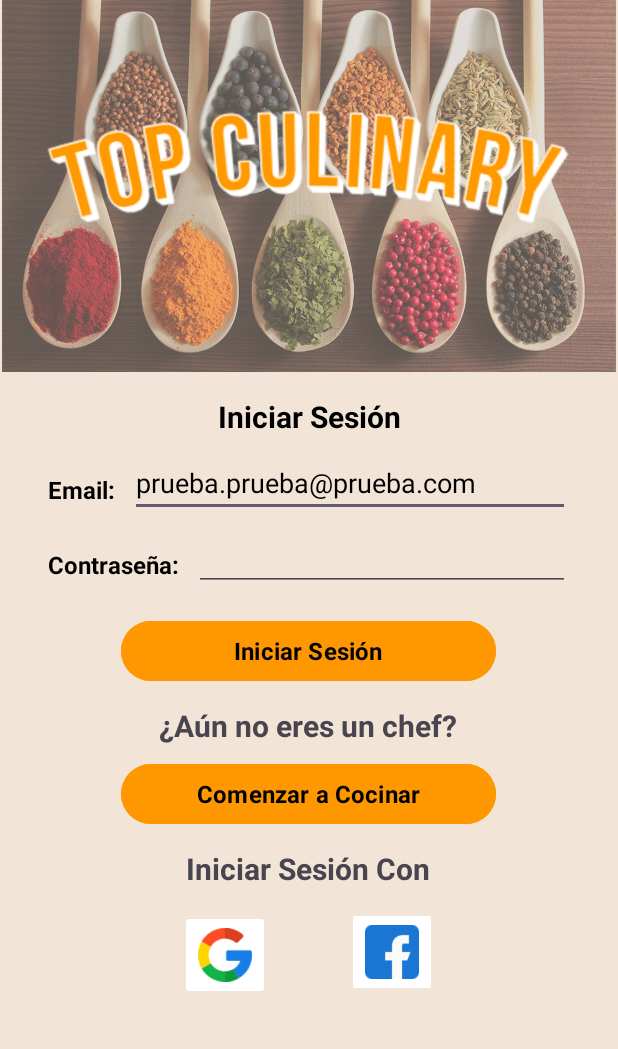
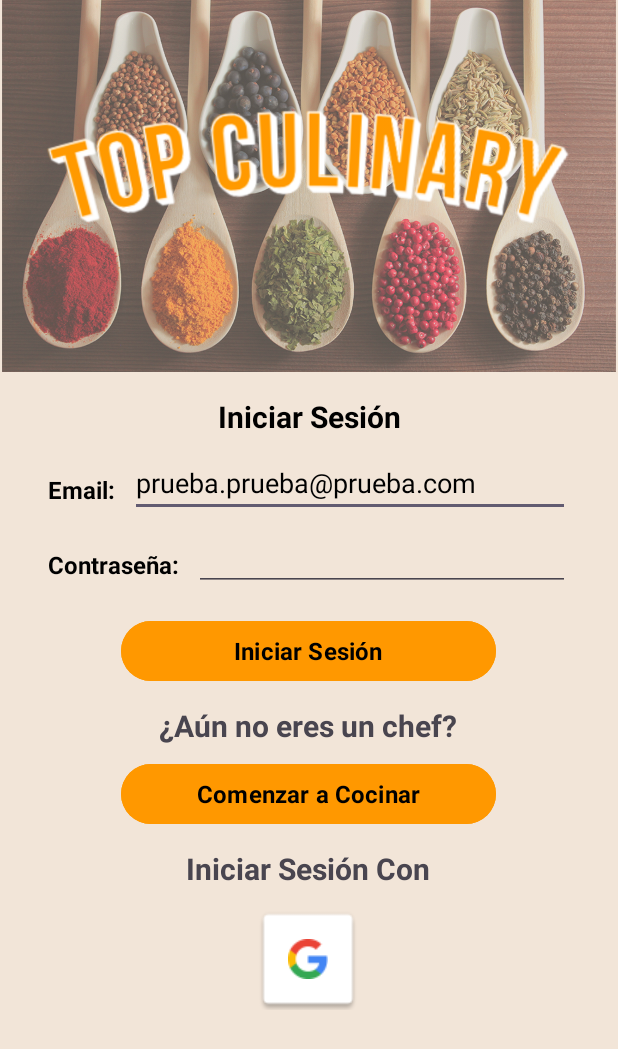
Before and after one commit to Adrian-DEVCoder/Top_Culinary, an Android app: the screen it shows after launch (LoginActivity), on a phone screen of 412 x 824 dp. Shown: the top 1049 px of the screen. Run offline under Robolectric (Android 15) with nearby library versions, the phone set to English and light mode, and no system bars; our stand-ins replace Firebase (no records; nobody signed in at launch, a user with empty details on screens opened directly); Roboto replaces fonts that are not available here.

Commit message:
Eliminacion Boton de Iniciar Sesion Facebook

```diff
--- a/app/src/main/java/com/example/top_culinary/login/LoginActivity.java
+++ b/app/src/main/java/com/example/top_culinary/login/LoginActivity.java
@@ -74,7 +74,6 @@ public class LoginActivity extends AppCompatActivity {
         buttonRegistro = findViewById(R.id.btnRegistro);
         textViewIniciarCon = findViewById(R.id.txvIniciarSesionCon);
         imageButtonGoogle = findViewById(R.id.iBtnGoogle);
-        imageButtonFacebook = findViewById(R.id.iBtnFacebook);
 
         // Listener del boton para iniciar sesion
         buttonIniciarSesion.setOnClickListener(new View.OnClickListener() {
--- a/app/src/main/res/layout/activity_login.xml
+++ b/app/src/main/res/layout/activity_login.xml
@@ -180,31 +180,18 @@
     <!-- Boton Inicio Sesion de Google-->
     <ImageButton
         android:id="@+id/iBtnGoogle"
-        android:layout_width="60dp"
-        android:layout_height="60dp"
-        android:layout_marginTop="14dp"
-        android:backgroundTint="#FFF"
-        android:scaleType="fitCenter"
-        android:src="@drawable/google"
+        android:layout_width="96dp"
+        android:layout_height="wrap_content"
+        android:layout_marginTop="12dp"
+        android:backgroundTint="#00FFFFFF"
+        android:scaleType="centerCrop"
+        android:src="@drawable/common_google_signin_btn_icon_light"
         app:layout_constraintEnd_toEndOf="parent"
-        app:layout_constraintHorizontal_bias="0.341"
+        app:layout_constraintHorizontal_bias="0.498"
         app:layout_constraintStart_toStartOf="parent"
         app:layout_constraintTop_toBottomOf="@+id/txvIniciarSesionCon" />
 
     <!-- Boton Inicio Sesion de Facebook -->
-    <ImageButton
-        android:id="@+id/iBtnFacebook"
-        android:layout_width="60dp"
-        android:layout_height="60dp"
-        android:layout_marginTop="12dp"
-
-        android:backgroundTint="#FFF"
-        android:scaleType="fitCenter"
-        android:src="@drawable/facebook"
-        app:layout_constraintEnd_toEndOf="parent"
-        app:layout_constraintHorizontal_bias="0.298"
-        app:layout_constraintStart_toEndOf="@id/iBtnGoogle"
-        app:layout_constraintTop_toBottomOf="@+id/txvIniciarSesionCon" />
 
     <!-- FIN PAGINA -->
 </androidx.constraintlayout.widget.ConstraintLayout>
```
